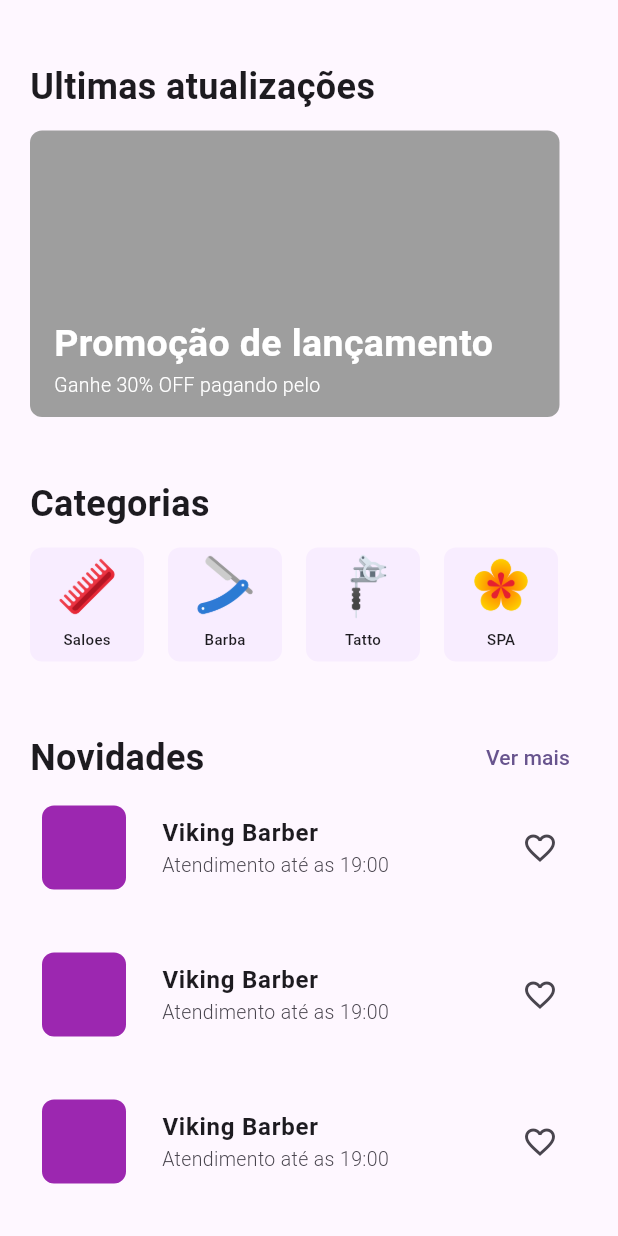
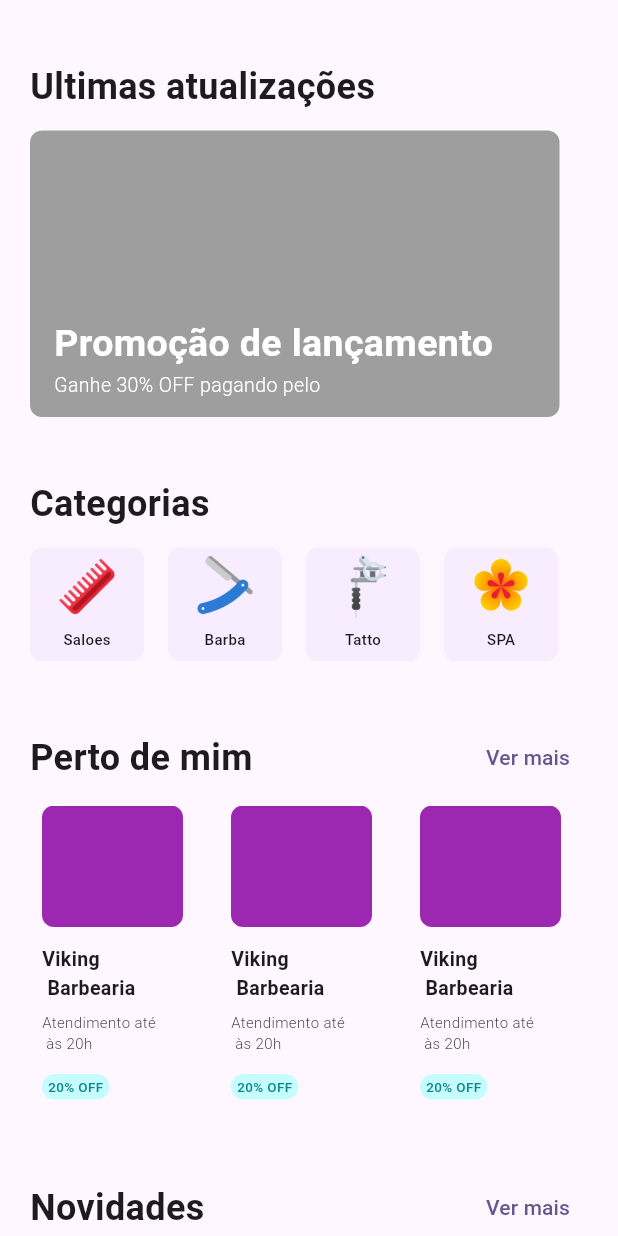
Before and after one commit to iCarlosAugusto/cabelim_app, a Flutter app: the screen it shows after launch, on a phone screen of 412 x 824 dp. Run offline on Flutter 3.47's test engine with Material 2 defaults, Android fonts, the light colour scheme and no system bars; our stand-ins replace firebase_core, google_sign_in, like_button; accounts and stored records are empty; Roboto replaces fonts that are missing (Urbanist).

Commit message:
feat: :sparkles: Feito o perto de mim

```diff
--- a/lib/pages/home/home_page.dart
+++ b/lib/pages/home/home_page.dart
@@ -15,6 +15,7 @@ class HomePage extends StatelessWidget {
 
     return LayoutWidget(
       child: Column(
+        mainAxisSize: MainAxisSize.min,
         crossAxisAlignment: CrossAxisAlignment.start,
         children: [
           const TextWidget(
@@ -95,8 +96,82 @@ class HomePage extends StatelessWidget {
               ),
             ],
           ),
+          Container(
+            margin: const EdgeInsets.only(top: 40),
+            child: Row(
+              crossAxisAlignment: CrossAxisAlignment.center,
+              mainAxisAlignment: MainAxisAlignment.spaceBetween,
+              children: [
+                const TextWidget(
+                  "Perto de mim",
+                  customWeight: FontWeight.w600,
+                ),
+                TextButtonWidget(title: "Ver mais", onTap: () {
 
+                })
+              ],
+            ),
+          ),
 
+          Container(
+            padding: const EdgeInsets.all(8),
+            height: 212,
+            child: ListView.separated(
+              itemCount: 10,
+              scrollDirection: Axis.horizontal,
+              shrinkWrap: true,
+              separatorBuilder: (_, __) => Container(
+                width: 16,
+              ),
+              itemBuilder: (context, index) => Container(
+                width: 110,
+                child: Column(
+                  crossAxisAlignment: CrossAxisAlignment.start,
+                  children: [
+                    Container(
+                      height: 81,
+                      width: 94,
+                      decoration: const BoxDecoration(
+                        color: Colors.purple,
+                        borderRadius: BorderRadius.all(Radius.circular(8))
+                      ),
+                    ),
+                    const TextWidget(
+                      "Viking \n Barbearia",
+                      margin: EdgeInsets.only(top: 12),
+                      customFontsize: 13,
+                      customWeight: FontWeight.w600,
+                    ),
+                    const TextWidget(
+                      "Atendimento até \n às 20h",
+                      margin: EdgeInsets.only(top: 6),
+                      customFontsize: 10,
+                      customWeight: FontWeight.w300,
+                    ),
+
+                    Container(
+                      margin: const EdgeInsets.only(top: 14),
+                      padding: const EdgeInsets.symmetric(
+                        horizontal: 4,
+                        vertical: 2
+                      ),
+                      decoration: const BoxDecoration(
+                        color: Color(0XFFC5FCFD),
+                        borderRadius: BorderRadius.all(
+                          Radius.circular(32)
+                        )
+                      ),
+                      child: const TextWidget(
+                        "20% OFF",
+                        color: Color(0XFF0E8587),
+                        customFontsize: 9,
+                      ),
+                    )
+                  ],
+                ),
+              ),
+            ),
+          ),
           Container(
             margin: const EdgeInsets.only(top: 40),
             child: Row(
```
